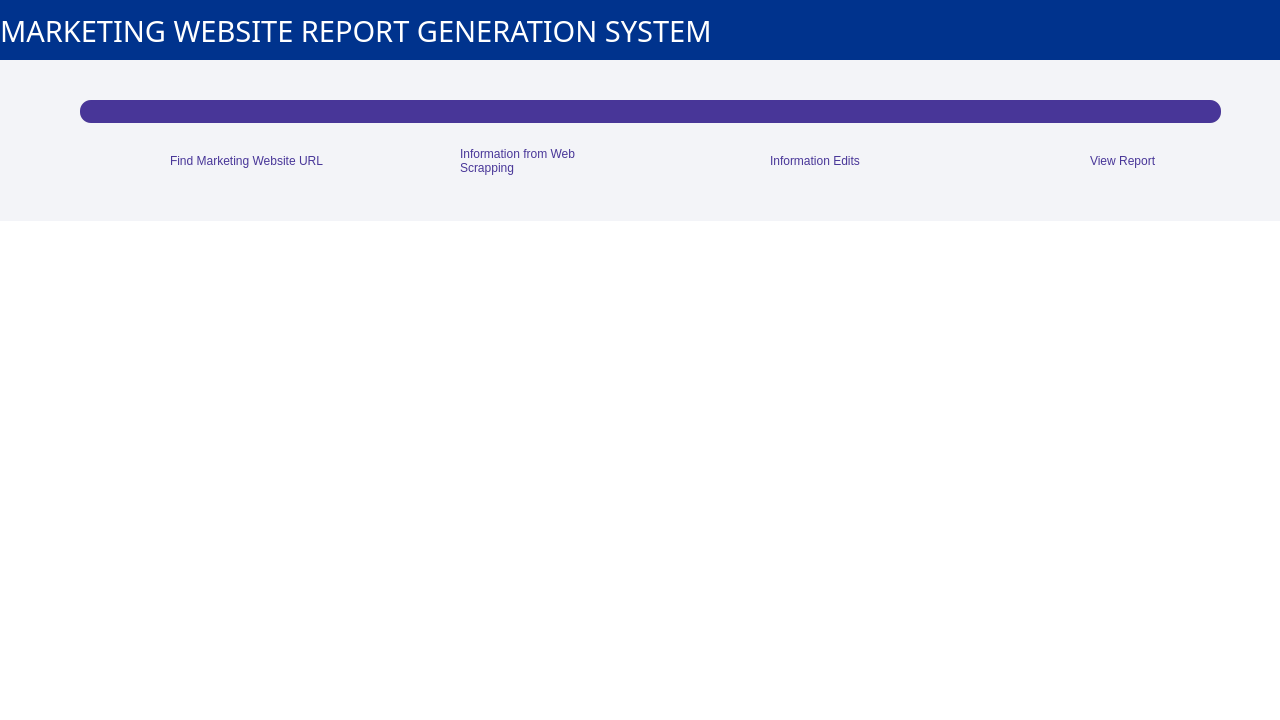
Qt form MainPageUI.ui (hayleywhsham/ISOM4400_FYP) before a commit.
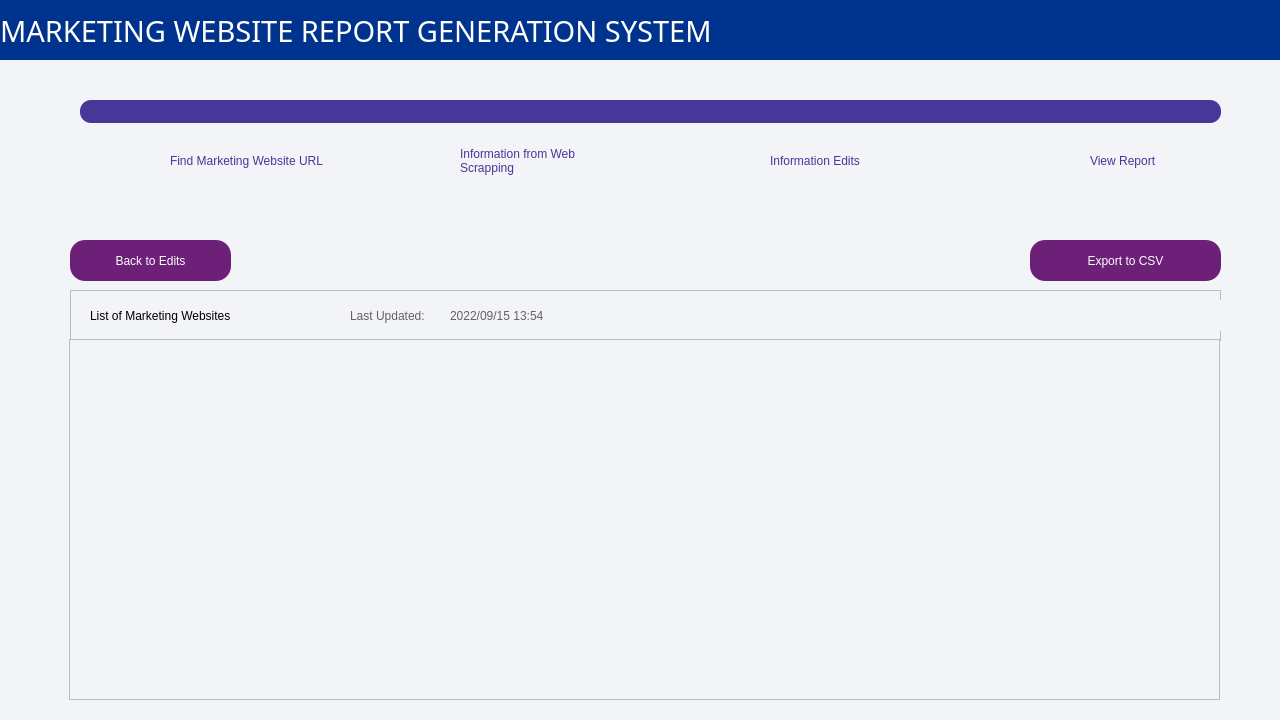
The same form after that commit. The open tabs and pages were chosen to show the change. Icons and pictures are not drawn.

Diff of the .ui file:
```diff
--- a/MainPageUI.ui
+++ b/MainPageUI.ui
@@ -3219,6 +3219,166 @@
        </property>
       </widget>
      </widget>
+     <widget class="QWidget" name="widget_report_page_result" native="true">
+      <property name="geometry">
+       <rect>
+        <x>0</x>
+        <y>160</y>
+        <width>1281</width>
+        <height>501</height>
+       </rect>
+      </property>
+      <property name="styleSheet">
+       <string notr="true">background-color: #f3f4f8;
+font: 75 12pt &quot;Arial&quot;;</string>
+      </property>
+      <widget class="QFrame" name="frame_report_page_heading">
+       <property name="geometry">
+        <rect>
+         <x>70</x>
+         <y>70</y>
+         <width>1151</width>
+         <height>51</height>
+        </rect>
+       </property>
+       <property name="frameShape">
+        <enum>QFrame::StyledPanel</enum>
+       </property>
+       <property name="frameShadow">
+        <enum>QFrame::Raised</enum>
+       </property>
+       <widget class="QLabel" name="lbl_report_page_title">
+        <property name="geometry">
+         <rect>
+          <x>20</x>
+          <y>10</y>
+          <width>231</width>
+          <height>31</height>
+         </rect>
+        </property>
+        <property name="styleSheet">
+         <string notr="true">font: 87 10pt &quot;Arial Black&quot;;</string>
+        </property>
+        <property name="text">
+         <string>List of Marketing Websites</string>
+        </property>
+       </widget>
+       <widget class="QLabel" name="lbl_report_page_last_updated">
+        <property name="geometry">
+         <rect>
+          <x>280</x>
+          <y>10</y>
+          <width>101</width>
+          <height>31</height>
+         </rect>
+        </property>
+        <property name="styleSheet">
+         <string notr="true">font: 87 8pt &quot;Arial Black&quot;;
+color: rgb(98, 98, 98);</string>
+        </property>
+        <property name="text">
+         <string>Last Updated:</string>
+        </property>
+       </widget>
+       <widget class="QLabel" name="lbl_report_page_last_updated_datetime">
+        <property name="geometry">
+         <rect>
+          <x>380</x>
+          <y>10</y>
+          <width>771</width>
+          <height>31</height>
+         </rect>
+        </property>
+        <property name="styleSheet">
+         <string notr="true">font: 87 8pt &quot;Arial Black&quot;;
+color: rgb(98, 98, 98);</string>
+        </property>
+        <property name="text">
+         <string>2022/09/15 13:54</string>
+        </property>
+       </widget>
+      </widget>
+      <widget class="QPushButton" name="button_report_page_export_csv">
+       <property name="geometry">
+        <rect>
+         <x>1030</x>
+         <y>20</y>
+         <width>191</width>
+         <height>41</height>
+        </rect>
+       </property>
+       <property name="styleSheet">
+        <string notr="true">background-color: rgb(109, 32, 119);
+border-radius: 15px;
+font: 87 10pt &quot;Arial Black&quot;;
+color: white;</string>
+       </property>
+       <property name="text">
+        <string>Export to CSV</string>
+       </property>
+       <property name="icon">
+        <iconset resource="images/image.qrc">
+         <normaloff>:/image/export_white.png</normaloff>:/image/export_white.png</iconset>
+       </property>
+       <property name="iconSize">
+        <size>
+         <width>15</width>
+         <height>15</height>
+        </size>
+       </property>
+       <property name="flat">
+        <bool>false</bool>
+       </property>
+      </widget>
+      <widget class="QFrame" name="frame_report_page_list">
+       <property name="geometry">
+        <rect>
+         <x>69</x>
+         <y>119</y>
+         <width>1151</width>
+         <height>361</height>
+        </rect>
+       </property>
+       <property name="frameShape">
+        <enum>QFrame::StyledPanel</enum>
+       </property>
+       <property name="frameShadow">
+        <enum>QFrame::Raised</enum>
+       </property>
+      </widget>
+      <widget class="QPushButton" name="button_report_page_export_csv_2">
+       <property name="geometry">
+        <rect>
+         <x>70</x>
+         <y>20</y>
+         <width>161</width>
+         <height>41</height>
+        </rect>
+       </property>
+       <property name="styleSheet">
+        <string notr="true">background-color: rgb(109, 32, 119);
+border-radius: 15px;
+font: 87 10pt &quot;Arial Black&quot;;
+color: white;</string>
+       </property>
+       <property name="text">
+        <string>Back to Edits</string>
+       </property>
+       <property name="icon">
+        <iconset resource="images/image.qrc">
+         <normaloff>:/image/arrow_left_white.png</normaloff>:/image/arrow_left_white.png</iconset>
+       </property>
+       <property name="iconSize">
+        <size>
+         <width>15</width>
+         <height>15</height>
+        </size>
+       </property>
+       <property name="flat">
+        <bool>false</bool>
+       </property>
+      </widget>
+     </widget>
     </widget>
    </widget>
   </widget>
```
Left out of the diff: 2 changed lines with no effect on the pictures.
